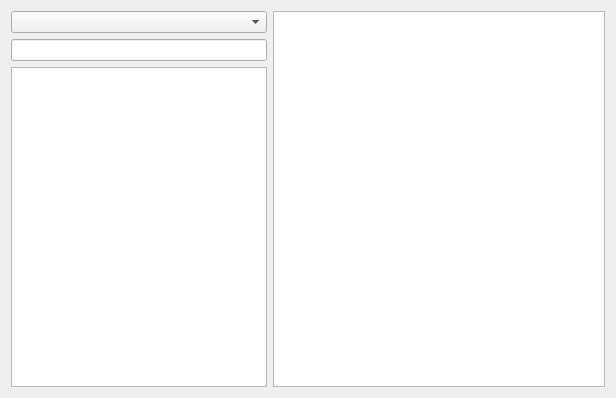
First picture: the form in src/plugins/azoth/plugins/chathistory/chathistorywidget.ui, repository 0xd34df00d/leechcraft, before the edit.
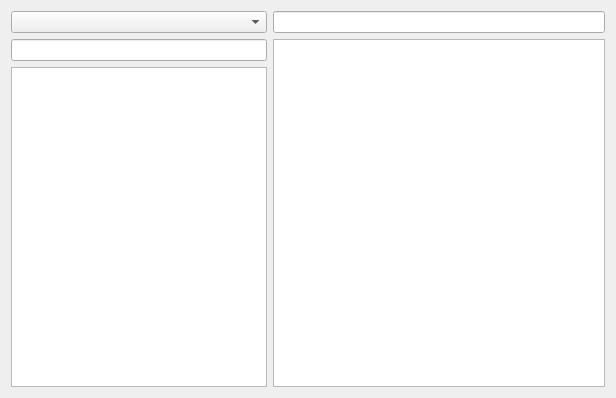
Second picture: the form after the edit.

Commit message: Azoth ChatHistory: search.

Patch:
```diff
--- a/src/plugins/azoth/plugins/chathistory/chathistorywidget.ui
+++ b/src/plugins/azoth/plugins/chathistory/chathistorywidget.ui
@@ -53,6 +53,9 @@
    </item>
    <item>
     <layout class="QVBoxLayout" name="verticalLayout_2">
+     <item>
+      <widget class="QLineEdit" name="HistorySearch_"/>
+     </item>
      <item>
       <widget class="QTextBrowser" name="HistView_"/>
      </item>
```
The commit also changes 7 other files.
